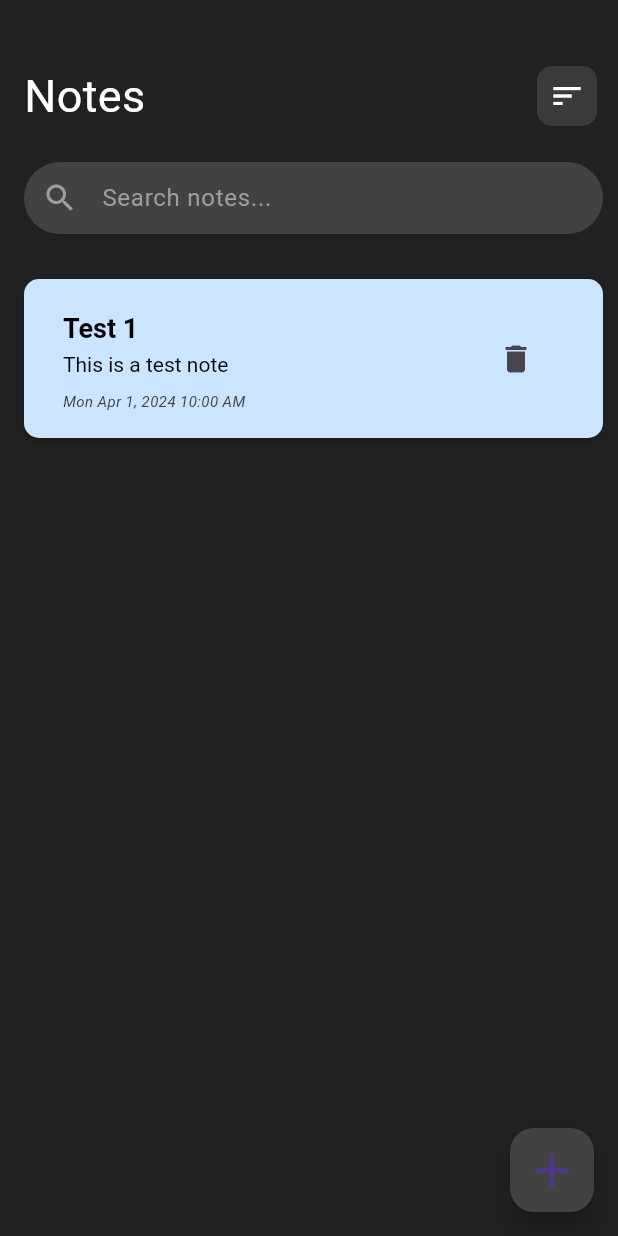
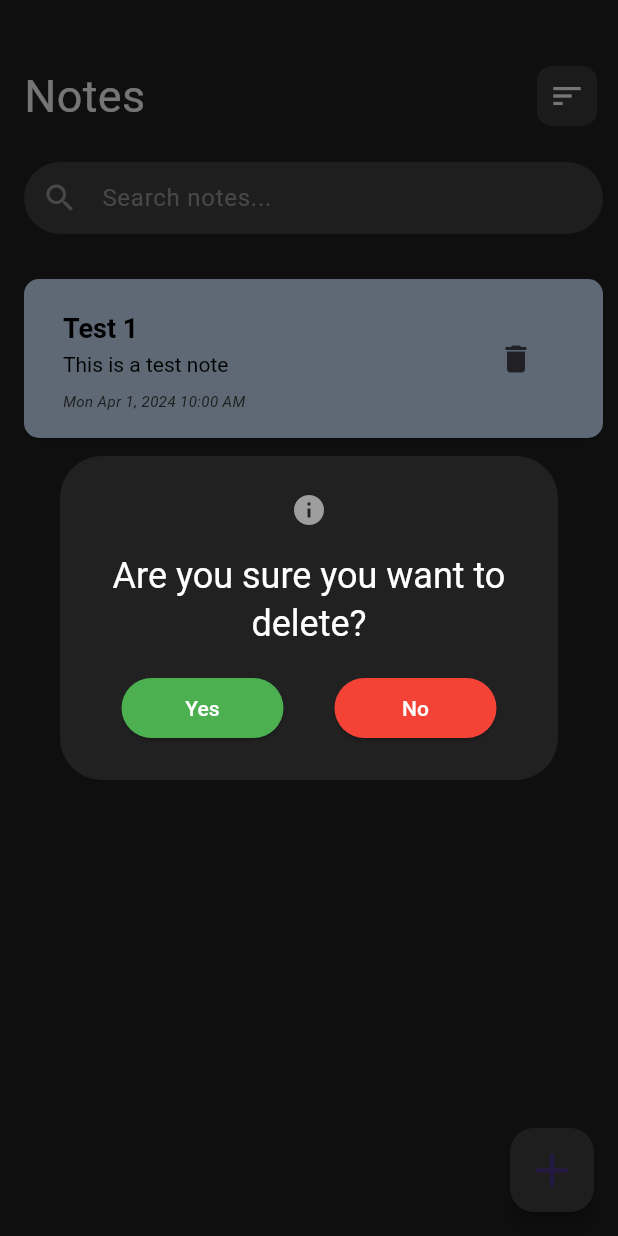
Before and after one commit to Lukebot19/ToDo-Flutter-App, a Flutter app: the screen it shows after launch, after a tap on the "delete" icon, on a phone screen of 412 x 824 dp. Run offline on Flutter 3.47's test engine with Material 3 defaults, Android fonts, the phone set to English and light mode, and no system bars.

```diff
--- a/lib/screens/home.dart
+++ b/lib/screens/home.dart
@@ -1,6 +1,7 @@
 import 'dart:math';
 
 import 'package:flutter/material.dart';
+import 'package:flutter/widgets.dart';
 import 'package:intl/intl.dart';
 import 'package:todo_app/constants/colours.dart';
 import 'package:todo_app/models/note.dart';
@@ -44,6 +45,14 @@ class _HomeScreenState extends State<HomeScreen> {
               note.content.toLowerCase().contains(searchText.toLowerCase()) ||
               note.title.toLowerCase().contains(searchText.toLowerCase()))
           .toList();
+    });
+  }
+
+  void deleteNote(int index) {
+    setState(() {
+      Note note = filteredNotes[index];
+      sampleNotes.remove(note);
+      filteredNotes.removeAt(index);
     });
   }
 
@@ -160,7 +169,12 @@ class _HomeScreenState extends State<HomeScreen> {
                           ),
                         ),
                         trailing: IconButton(
-                          onPressed: () {},
+                          onPressed: () async {
+                            final result = await confirmationDialog(context);
+                            if (result != null && result) {
+                              deleteNote(index);
+                            }
+                          },
                           icon: const Icon(
                             Icons.delete,
                           ),
@@ -184,4 +198,62 @@ class _HomeScreenState extends State<HomeScreen> {
       ),
     );
   }
+
+  Future<dynamic> confirmationDialog(BuildContext context) {
+    return showDialog(
+        context: context,
+        builder: (BuildContext context) {
+          return AlertDialog(
+              backgroundColor: Colors.grey.shade900,
+              icon: const Icon(
+                Icons.info,
+                color: Colors.grey,
+              ),
+              title: const Text(
+                "Are you sure you want to delete?",
+                style: TextStyle(color: Colors.white),
+              ),
+              content: Row(
+                mainAxisAlignment: MainAxisAlignment.spaceAround,
+                children: [
+                  ElevatedButton(
+                    style: ElevatedButton.styleFrom(
+                      backgroundColor: Colors.green,
+                    ),
+                    onPressed: () {
+                      Navigator.of(context).pop(true);
+                    },
+                    child: const SizedBox(
+                      width: 60,
+                      child: Text(
+                        "Yes",
+                        textAlign: TextAlign.center,
+                        style: TextStyle(
+                          color: Colors.white,
+                        ),
+                      ),
+                    ),
+                  ),
+                  ElevatedButton(
+                    style: ElevatedButton.styleFrom(
+                      backgroundColor: Colors.red,
+                    ),
+                    onPressed: () {
+                      Navigator.of(context).pop(false);
+                    },
+                    child: const SizedBox(
+                      width: 60,
+                      child: Text(
+                        "No",
+                        textAlign: TextAlign.center,
+                        style: TextStyle(
+                          color: Colors.white,
+                        ),
+                      ),
+                    ),
+                  ),
+                ],
+              ));
+        });
+  }
 }
```
